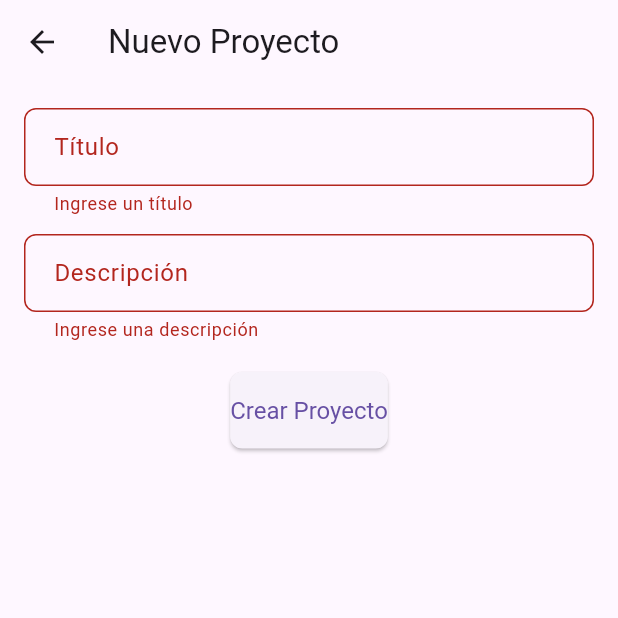
After one commit to RafaelHdez/skillbridge-app, a Flutter app: the CreateProjectScreen screen opened directly, after a tap on "Crear Proyecto", on a phone screen of 412 x 824 dp, the top half of it. The commit adds this screen. Run offline on Flutter 3.47's test engine with Material 3 defaults, Android fonts, the phone set to English and light mode, and no system bars; our stand-ins replace cloud_firestore, firebase_auth, firebase_core; accounts and stored records are empty.

Commit message:
Creacion de proyectos

```diff
--- /dev/null
+++ b/lib/screens/projects/create_project_screen.dart
@@ -0,0 +1,87 @@
+import 'package:cloud_firestore/cloud_firestore.dart';
+import 'package:firebase_auth/firebase_auth.dart';
+import 'package:flutter/material.dart';
+
+class CreateProjectScreen extends StatefulWidget {
+  const CreateProjectScreen({super.key});
+
+  @override
+  State<CreateProjectScreen> createState() => _CreateProjectScreenState();
+}
+
+class _CreateProjectScreenState extends State<CreateProjectScreen> {
+  final _formKey = GlobalKey<FormState>();
+  final _titleController = TextEditingController();
+  final _descriptionController = TextEditingController();
+
+  bool _isLoading = false;
+
+  Future<void> _createProject() async {
+    if (!_formKey.currentState!.validate()) return;
+
+    setState(() {
+      _isLoading = true;
+    });
+
+    final user = FirebaseAuth.instance.currentUser;
+    final docRef = FirebaseFirestore.instance.collection('projects').doc();
+
+    await docRef.set({
+      'projectId': docRef.id,
+      'title': _titleController.text,
+      'description': _descriptionController.text,
+      'clientId': user!.uid,
+      'freelancerId': null,
+      'status': 'activo',
+      'createdAt': FieldValue.serverTimestamp(),
+    });
+
+    setState(() {
+      _isLoading = false;
+    });
+
+    ScaffoldMessenger.of(context).showSnackBar(
+      const SnackBar(content: Text('Proyecto creado exitosamente')),
+    );
+
+    Navigator.pop(context); // Regresa a la pantalla anterior
+  }
+
+  @override
+  Widget build(BuildContext context) {
+    return Scaffold(
+      appBar: AppBar(title: const Text('Nuevo Proyecto')),
+      body: Padding(
+        padding: const EdgeInsets.all(16.0),
+        child: _isLoading
+            ? const Center(child: CircularProgressIndicator())
+            : Form(
+          key: _formKey,
+          child: Column(
+            children: [
+              TextFormField(
+                controller: _titleController,
+                decoration: const InputDecoration(labelText: 'Título'),
+                validator: (value) =>
+                value!.isEmpty ? 'Ingrese un título' : null,
+              ),
+              const SizedBox(height: 12),
+              TextFormField(
+                controller: _descriptionController,
+                decoration:
+                const InputDecoration(labelText: 'Descripción'),
+                validator: (value) =>
+                value!.isEmpty ? 'Ingrese una descripción' : null,
+              ),
+              const SizedBox(height: 20),
+              ElevatedButton(
+                onPressed: _createProject,
+                child: const Text('Crear Proyecto'),
+              ),
+            ],
+          ),
+        ),
+      ),
+    );
+  }
+}
```
Also changed, not shown: lib/screens/home/home_screen.dart (+149 -11 lines).
